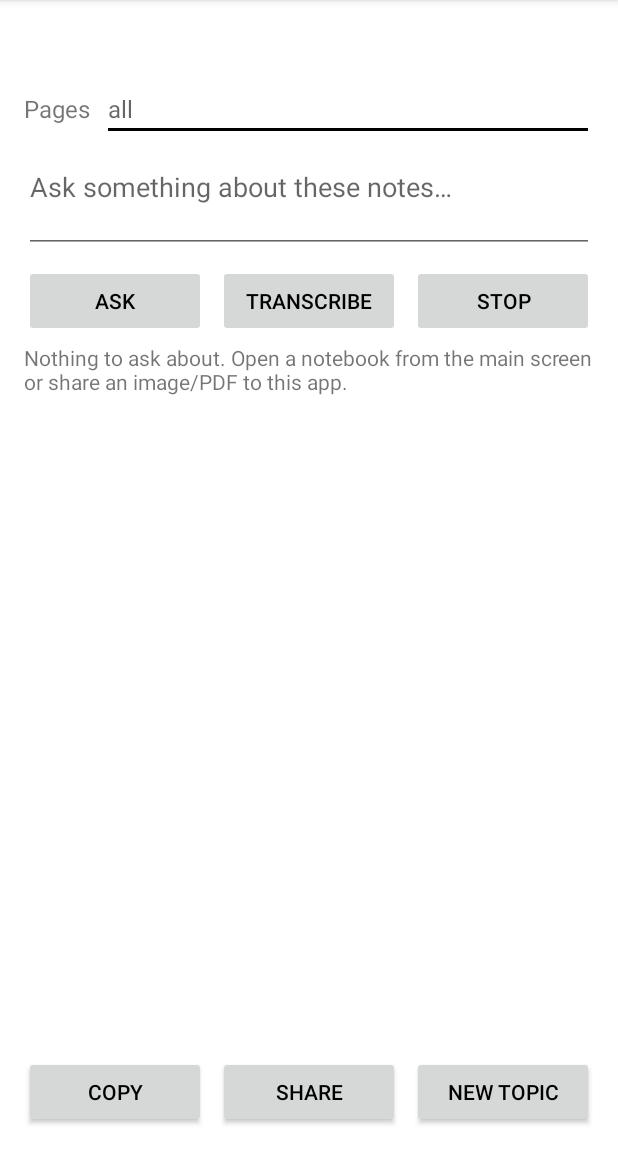
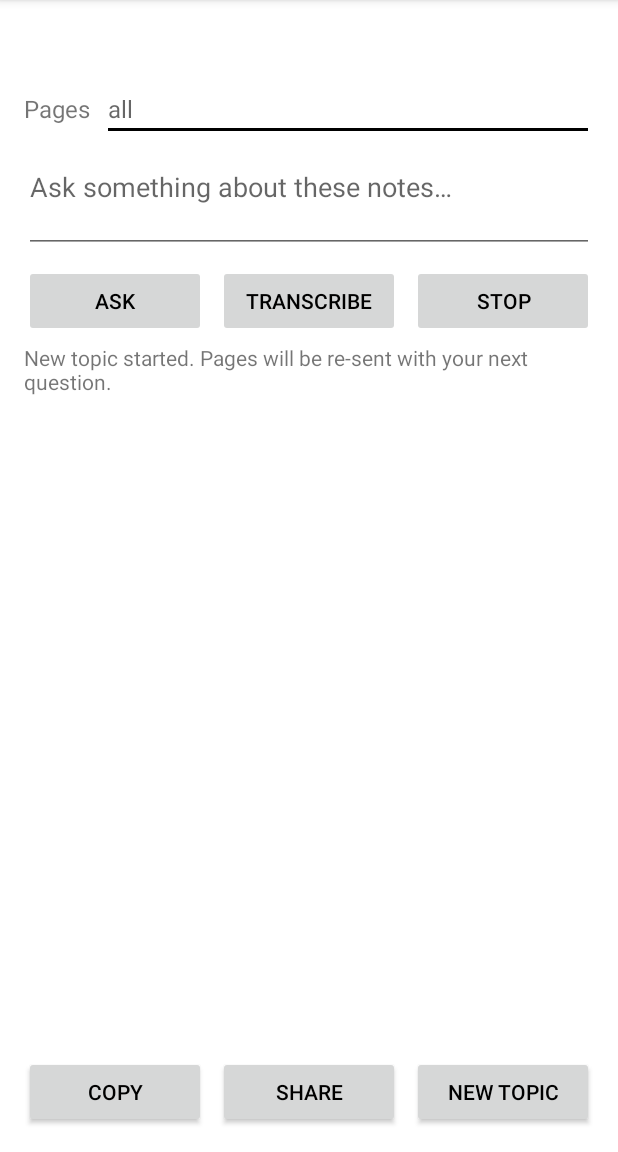
Before and after one commit to JeremieSD/supernote-ocr-claude, an Android app: the AskActivity screen opened directly, with no data from a screen before it, after a tap on "NEW TOPIC", on a phone screen of 412 x 824 dp, the part 84-1236 px from its top. Run offline under Robolectric (Android 15) with nearby library versions, the phone set to English and light mode, and no system bars.

Commit message:
Add missing new_conversation string resource
Co-Authored-By: Claude Fable 5 <noreply@anthropic.com>
Claude-Session: https://claude.ai/code/session_017MjoSAz6SYgkyikpTaxboh

```diff
--- a/app/src/main/res/values/strings.xml
+++ b/app/src/main/res/values/strings.xml
@@ -39,6 +39,7 @@
     <string name="too_many_pages">Selected %1$d pages, but the limit is %2$d (change it in Settings or narrow the range).</string>
     <string name="nothing_shared">Nothing to ask about. Open a notebook from the main screen or share an image/PDF to this app.</string>
     <string name="cannot_read_shared">Could not read the shared file.</string>
+    <string name="new_conversation">New topic started. Pages will be re-sent with your next question.</string>
     <string name="share_answer">Share answer</string>
     <string name="copied">Copied.</string>
     <plurals name="shared_items">
```
